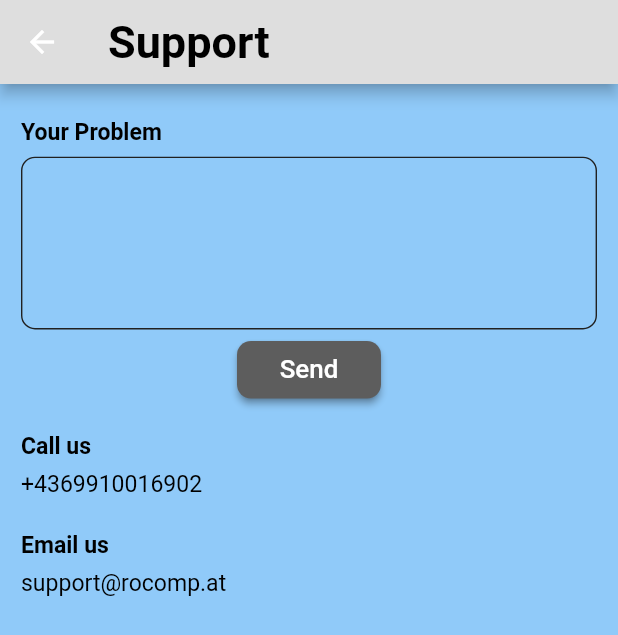
After one commit to lenny1400/diplomarbeit, a Flutter app: the SupportWidgetPage screen opened directly, on a phone screen of 412 x 824 dp. The commit adds this screen. Shown: the top 635 px of the screen. Run offline on Flutter 3.47's test engine with Material 2 defaults, Android fonts, the phone set to English and light mode, and no system bars; our stand-ins replace bootstrap_icons, camera, csv, file_picker, firebase_auth, firebase_core and 6 more; missing offline and left inert: dart:ffi; accounts and stored records are empty.

Commit message:
Setting Pages added

```diff
--- /dev/null
+++ b/lib/responsive_screens/home/home_widgets/settings_widget/settings_pages/support.dart
@@ -0,0 +1,178 @@
+import 'package:flutter/cupertino.dart';
+import 'package:flutter/material.dart';
+
+import '../../../../../themes.dart';
+
+class SupportPage extends StatefulWidget {
+  const SupportPage({Key? key}) : super(key: key);
+
+  @override
+  _SupportPageState createState() => _SupportPageState();
+}
+
+class _SupportPageState extends State<SupportPage> {
+
+  @override
+  void initState() {
+    super.initState();
+    currentTheme.addListener(() {
+      if (this.mounted) { // check whether the state object is in tree
+        setState(() {
+          // make changes here
+        });
+      }
+    });
+  }
+
+  @override
+  Widget build(BuildContext context) {
+    return MaterialApp(
+      home: SupportWidgetPage(),
+      debugShowCheckedModeBanner: false,
+      theme: CustomTheme.lightTheme,
+      darkTheme: CustomTheme.darkTheme,
+      themeMode: currentTheme.currentTheme,
+    );
+  }
+}
+
+class SupportWidgetPage extends StatefulWidget {
+  const SupportWidgetPage({Key? key}) : super(key: key);
+
+  @override
+  _SupportWidgetPageState createState() => _SupportWidgetPageState();
+}
+
+class _SupportWidgetPageState extends State<SupportWidgetPage> {
+
+  final myControllerText = TextEditingController();
+
+  @override
+  Widget build(BuildContext context) {
+    final theme = Theme.of(context);
+    return Scaffold(
+      backgroundColor: theme.backgroundColor,
+      appBar: AppBar(
+        title: Text("Support",
+          style: theme.textTheme.caption,
+        ),
+      ),
+      body: Center(
+        child: FittedBox(
+          fit: BoxFit.fitHeight,
+          alignment: Alignment.center,
+          child: Container(
+            height: MediaQuery.of(context).size.height*1,
+            width: MediaQuery.of(context).size.width*1,
+            child: Column(
+              crossAxisAlignment: CrossAxisAlignment.start,
+              children: <Widget>[
+                Padding(
+                  padding: EdgeInsets.only(top: MediaQuery.of(context).size.height*0.03),
+                  child: Text(
+                    "Your Problem",
+                    style: TextStyle(
+                      fontSize: MediaQuery.of(context).size.height*0.02,
+                      fontWeight: FontWeight.bold
+                    ),
+                  ),
+                ),
+                Padding(
+                  padding: EdgeInsets.only(top: MediaQuery.of(context).size.height*0.01),
+                  child: Container(
+                    height: MediaQuery.of(context).size.height*0.15,
+                    child: TextField(
+                      controller: myControllerText,
+                      maxLines: 5,
+                      style: TextStyle(
+                          color: theme.shadowColor
+                      ),
+                      decoration: InputDecoration(
+                        isDense: true,
+                        focusedBorder: OutlineInputBorder(
+                          borderRadius: BorderRadius.all(Radius.circular(10.0)),
+                          borderSide: BorderSide(color: theme.shadowColor),
+                        ),
+                        enabledBorder: OutlineInputBorder(
+                          borderRadius: BorderRadius.all(Radius.circular(10.0)),
+                          borderSide: BorderSide(color: theme.shadowColor),
+                        ),
+                      ),
+                    ),
+                  ),
+                ),
+                Padding(
+                  padding: EdgeInsets.only(top: MediaQuery.of(context).size.height*0.01),
+                  child: Align(
+                    alignment: Alignment.center,
+                    child: Container(
+                      height: MediaQuery.of(context).size.height*0.05,
+                      width: MediaQuery.of(context).size.width*0.25,
+                      child: ElevatedButton(
+                        style: ElevatedButton.styleFrom(
+                          primary: theme.cardColor,
+                          onPrimary: theme.cardColor,
+                          shape: new RoundedRectangleBorder(
+                            borderRadius: new BorderRadius.circular(10.0),
+                          ),
+                        ),
+                        onPressed: () {
+
+                        },
+                        child: Text(
+                          "Send",
+                          style: TextStyle(
+                            color: Colors.white,
+                            fontSize: MediaQuery.of(context).size.width*0.045,
+                          ),
+                        ),
+                      ),
+                    ),
+                  ),
+                ),
+                Padding(
+                  padding: EdgeInsets.only(top: MediaQuery.of(context).size.height*0.03),
+                  child: Text(
+                    "Call us",
+                    style: TextStyle(
+                        fontSize: MediaQuery.of(context).size.height*0.02,
+                        fontWeight: FontWeight.bold
+                    ),
+                  ),
+                ),
+                Padding(
+                  padding: EdgeInsets.only(top: MediaQuery.of(context).size.height*0.01),
+                  child: Text(
+                    "+4369910016902",
+                    style: TextStyle(
+                        fontSize: MediaQuery.of(context).size.height*0.02,
+                    ),
+                  ),
+                ),
+                Padding(
+                  padding: EdgeInsets.only(top: MediaQuery.of(context).size.height*0.03),
+                  child: Text(
+                    "Email us",
+                    style: TextStyle(
+                        fontSize: MediaQuery.of(context).size.height*0.02,
+                        fontWeight: FontWeight.bold
+                    ),
+                  ),
+                ),
+                Padding(
+                  padding: EdgeInsets.only(top: MediaQuery.of(context).size.height*0.01),
+                  child: Text(
+                    "support@rocomp.at",
+                    style: TextStyle(
+                      fontSize: MediaQuery.of(context).size.height*0.02,
+                    ),
+                  ),
+                ),
+              ],
+            ),
+          ),
+        ),
+      ),
+    );
+  }
+}
```
Also changed, not shown: lib/responsive_screens/home/home_widgets/settings_widget/responsive_settings.dart (+12 -3 lines), lib/responsive_screens/home/home_widgets/settings_widget/settings_pages/help.dart (added, +140 -0 lines), lib/responsive_screens/home/home_widgets/settings_widget/settings_pages/notifications.dart (added, +95 -0 lines).
